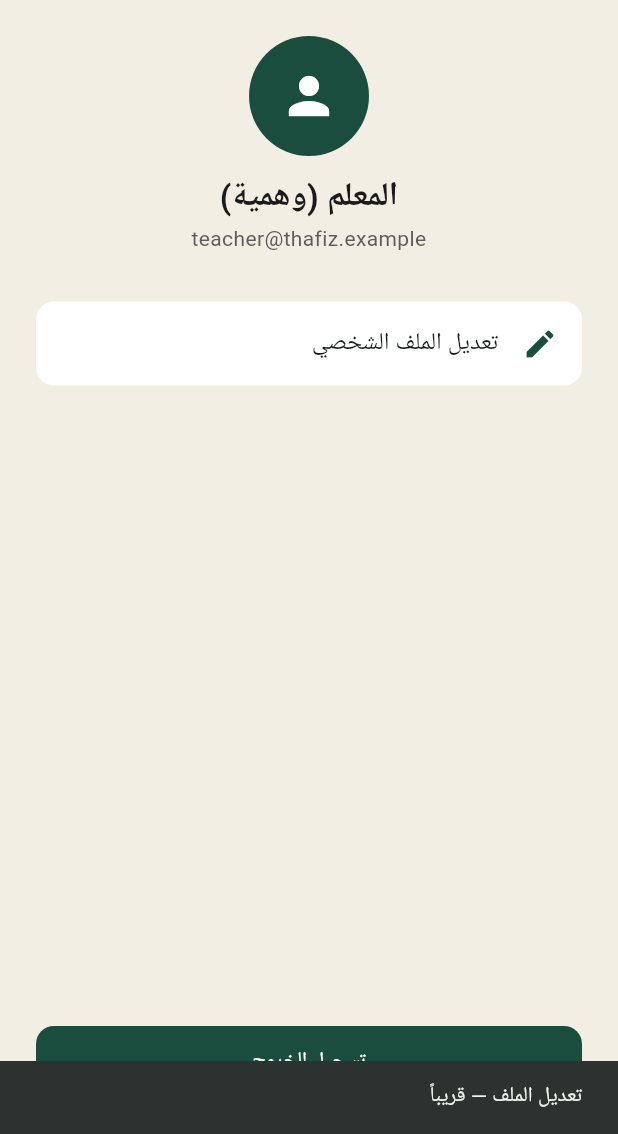
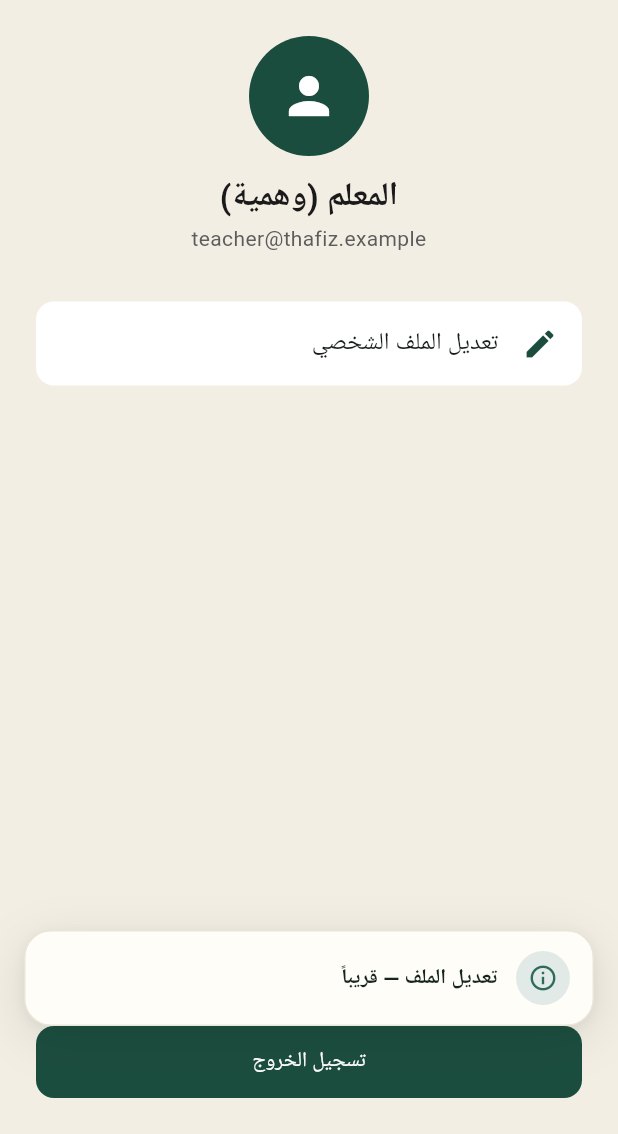
Before and after one commit to IMADAK98/tahfiz-mobile, a Flutter app: the ProfilePage screen opened directly, after a tap on "تعديل الملف الشخصي", on a phone screen of 412 x 824 dp, the part 102-1236 px from its top. Run offline on Flutter 3.47's test engine with Material 3 defaults, Android fonts, the phone set to English and light mode, and no system bars; our stand-ins replace dio, flutter_dotenv, flutter_riverpod, flutter_secure_storage, go_router, google_fonts; accounts and stored records are empty; network calls fail; Roboto replaces fonts that are missing (Cairo).

Commit message:
Teacher toasts Direction A — soft parchment float (#11)
Replace Material snackbars with Direction A: a cream card, circular icon, and inset above the save button. Success and attendance info appear only after the save API returns.

Co-authored-by: Cursor Agent <cursoragent@cursor.com>
Co-authored-by: Imad-ak <Imad-ak@users.noreply.github.com>

```diff
--- a/lib/features/profile/presentation/profile_page.dart
+++ b/lib/features/profile/presentation/profile_page.dart
@@ -5,6 +5,7 @@ import 'package:go_router/go_router.dart';
 import '../../../core/theme/app_colors.dart';
 import '../../../shared/widgets/brand_mark.dart';
 import '../../../shared/widgets/primary_button.dart';
+import '../../../shared/widgets/thafiz_toast.dart';
 import '../../auth/data/auth_repository.dart';
 
 /// Profile / edit-profile stub.
@@ -70,8 +71,10 @@ class _ProfilePageState extends ConsumerState<ProfilePage> {
                 leading: const Icon(Icons.edit, color: AppColors.brand),
                 title: const Text('تعديل الملف الشخصي'),
                 onTap: () {
-                  ScaffoldMessenger.of(context).showSnackBar(
-                    const SnackBar(content: Text('تعديل الملف — قريباً')),
+                  ThafizToast.show(
+                    context,
+                    message: 'تعديل الملف — قريباً',
+                    kind: ThafizToastKind.info,
                   );
                 },
               ),
--- /dev/null
+++ b/lib/shared/widgets/thafiz_toast.dart
@@ -0,0 +1,227 @@
+import 'dart:async';
+import 'dart:math' as math;
+import 'dart:ui' show SemanticsRole;
+
+import 'package:flutter/material.dart';
+
+/// Locked Direction A — soft parchment float.
+///
+/// One toast at a time: a new show replaces the current one (no stack on the
+/// save button). Direction B (accent rail) is not implemented.
+enum ThafizToastKind { success, error, info }
+
+class _ToastLifetime extends StatefulWidget {
+  const _ToastLifetime({required this.duration, required this.child});
+
+  final Duration duration;
+  final Widget child;
+
+  @override
+  State<_ToastLifetime> createState() => _ToastLifetimeState();
+}
+
+class _ToastLifetimeState extends State<_ToastLifetime> {
+  Timer? _timer;
+
+  @override
+  void initState() {
+    super.initState();
+    _timer = Timer(widget.duration, () {
+      if (mounted) ThafizToast.dismiss();
+    });
+  }
+
+  @override
+  void dispose() {
+    _timer?.cancel();
+    super.dispose();
+  }
+
+  @override
+  Widget build(BuildContext context) => widget.child;
+}
+
+abstract final class ThafizToast {
+  static const surface = Color(0xFFFFFDF8);
+  static const text = Color(0xFF15241C);
+  static const border = Color(0xFFEAE5DB);
+  static const radius = 18.0;
+  static const horizontalInset = 16.0;
+
+  /// Above the primary CTA. Home-indicator inset is added on top.
+  static const bottomClearance = 72.0;
+
+  static const successDuration = Duration(milliseconds: 2800);
+  static const infoDuration = Duration(milliseconds: 2800);
+  static const errorDuration = Duration(seconds: 4);
+
+  static const successFg = Color(0xFF1B6B45);
+  static const successBg = Color(0xFFDBE7E1);
+  static const errorFg = Color(0xFFA65A4C);
+  static const errorBg = Color(0xFFF4E7E4);
+  static const infoFg = Color(0xFF2E6B5A);
+  static const infoBg = Color(0xFFE2EAE8);
+
+  static const shadow = <BoxShadow>[
+    BoxShadow(
+      color: Color(0x1F15241C),
+      offset: Offset(0, 8),
+      blurRadius: 28,
+    ),
+    BoxShadow(
+      color: Color(0x0F15241C),
+      offset: Offset(0, 2),
+      blurRadius: 6,
+    ),
+  ];
+
+  static OverlayEntry? _entry;
+
+  static Duration durationFor(ThafizToastKind kind) => switch (kind) {
+        ThafizToastKind.success => successDuration,
+        ThafizToastKind.info => infoDuration,
+        ThafizToastKind.error => errorDuration,
+      };
+
+  static Color iconColor(ThafizToastKind kind) => switch (kind) {
+        ThafizToastKind.success => successFg,
+        ThafizToastKind.error => errorFg,
+        ThafizToastKind.info => infoFg,
+      };
+
+  static Color iconBackground(ThafizToastKind kind) => switch (kind) {
+        ThafizToastKind.success => successBg,
+        ThafizToastKind.error => errorBg,
+        ThafizToastKind.info => infoBg,
+      };
+
+  static IconData iconFor(ThafizToastKind kind) => switch (kind) {
+        ThafizToastKind.success => Icons.check,
+        ThafizToastKind.error => Icons.error_outline,
+        ThafizToastKind.info => Icons.info_outline,
+      };
+
+  static SemanticsRole roleFor(ThafizToastKind kind) => switch (kind) {
+        ThafizToastKind.error => SemanticsRole.alert,
+        ThafizToastKind.success || ThafizToastKind.info => SemanticsRole.status,
+      };
+
+  /// Shows [message]. Replaces any toast already on screen.
+  static void show(
+    BuildContext context, {
+    required String message,
+    required ThafizToastKind kind,
+  }) {
+    final overlay = Overlay.maybeOf(context, rootOverlay: true);
+    if (overlay == null) return;
+    dismiss();
+    final entry = OverlayEntry(
+      builder: (overlayContext) {
+        final media = MediaQuery.of(overlayContext);
+        final obstacle = math.max(
+          media.viewPadding.bottom,
+          media.viewInsets.bottom,
+        );
+        return Positioned(
+          left: horizontalInset,
+          right: horizontalInset,
+          bottom: bottomClearance + obstacle,
+          child: _ToastLifetime(
+            duration: durationFor(kind),
+            child: ThafizToastCard(
+              message: message,
+              kind: kind,
+              onDismiss: dismiss,
+            ),
+          ),
+        );
+      },
+    );
+    _entry = entry;
+    overlay.insert(entry);
+  }
+
+  static void dismiss() {
+    final current = _entry;
+    _entry = null;
+    if (current != null && current.mounted) {
+      current.remove();
+    }
+  }
+}
+
+class ThafizToastCard extends StatelessWidget {
+  const ThafizToastCard({
+    super.key,
+    required this.message,
+    required this.kind,
+    required this.onDismiss,
+  });
+
+  final String message;
+  final ThafizToastKind kind;
+  final VoidCallback onDismiss;
+
+  @override
+  Widget build(BuildContext context) {
+    final font = Theme.of(context).textTheme.bodyMedium;
+    return Semantics(
+      container: true,
+      excludeSemantics: true,
+      role: ThafizToast.roleFor(kind),
+      label: message,
+      textDirection: TextDirection.rtl,
+      onDismiss: onDismiss,
+      child: GestureDetector(
+        onTap: onDismiss,
+        behavior: HitTestBehavior.opaque,
+        child: Directionality(
+          textDirection: TextDirection.rtl,
+          child: DecoratedBox(
+            decoration: const BoxDecoration(
+              color: ThafizToast.surface,
+              borderRadius: BorderRadius.all(Radius.circular(ThafizToast.radius)),
+              border: Border.fromBorderSide(BorderSide(color: ThafizToast.border)),
+              boxShadow: ThafizToast.shadow,
+            ),
+            child: Padding(
+              padding: const EdgeInsets.symmetric(horizontal: 16, vertical: 14),
+              child: Row(
+                children: [
+                  DecoratedBox(
+                    decoration: BoxDecoration(
+                      color: ThafizToast.iconBackground(kind),
+                      shape: BoxShape.circle,
+                    ),
+                    child: SizedBox(
+                      width: 36,
+                      height: 36,
+                      child: Icon(
+                        ThafizToast.iconFor(kind),
+                        size: 20,
+                        color: ThafizToast.iconColor(kind),
+                      ),
+                    ),
+                  ),
+                  const SizedBox(width: 12),
+                  Expanded(
+                    child: Text(
+                      message,
+                      textAlign: TextAlign.start,
+                      style: font?.copyWith(
+                        fontWeight: FontWeight.w700,
+                        fontSize: 14,
+                        height: 1.45,
+                        color: ThafizToast.text,
+                      ),
+                    ),
+                  ),
+                ],
+              ),
+            ),
+          ),
+        ),
+      ),
+    );
+  }
+}
```
Also changed, not shown: lib/features/auth/presentation/login_page.dart (+5 -5 lines), lib/features/auth/presentation/register_page.dart (+5 -8 lines), lib/features/halaqa/presentation/halaqa_detail_page.dart (+19 -4 lines), lib/features/halaqa/presentation/halaqa_plans_assign_page.dart (+5 -2 lines), lib/features/halaqa/presentation/halaqa_plans_create_page.dart (+5 -2 lines), lib/features/halaqa/presentation/halaqa_plans_page.dart (+21 -18 lines), lib/features/student/presentation/student_attendance_page.dart (+17 -8 lines), lib/features/student/presentation/student_progress_page.dart (+9 -8 lines), 6 other files.
